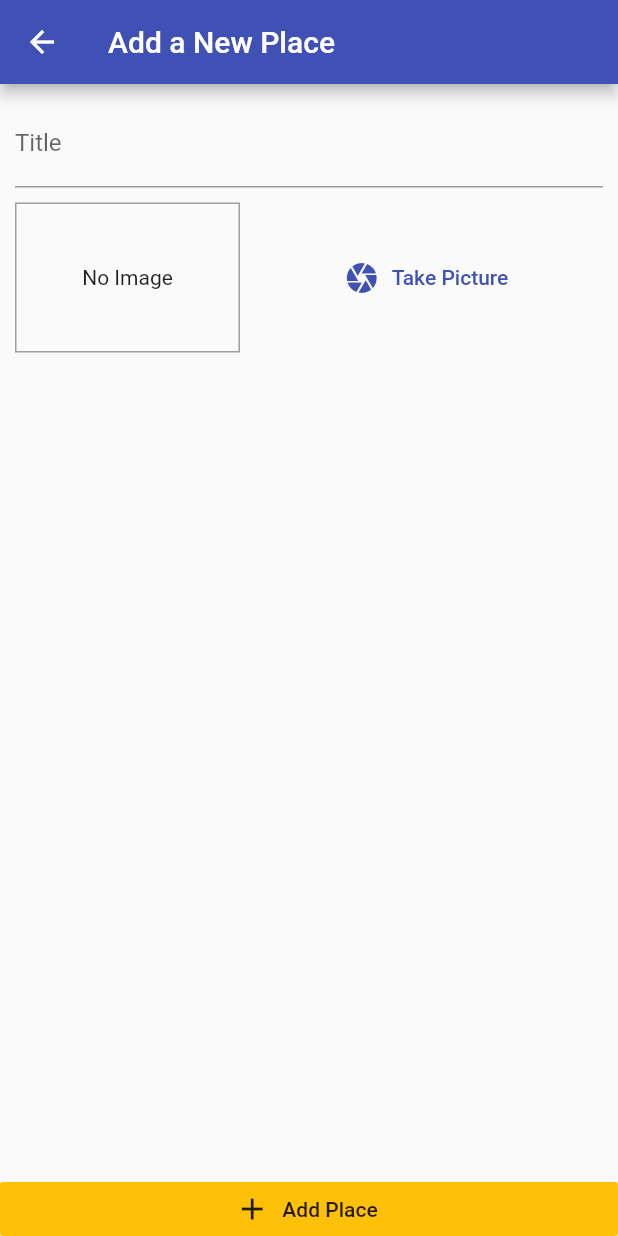
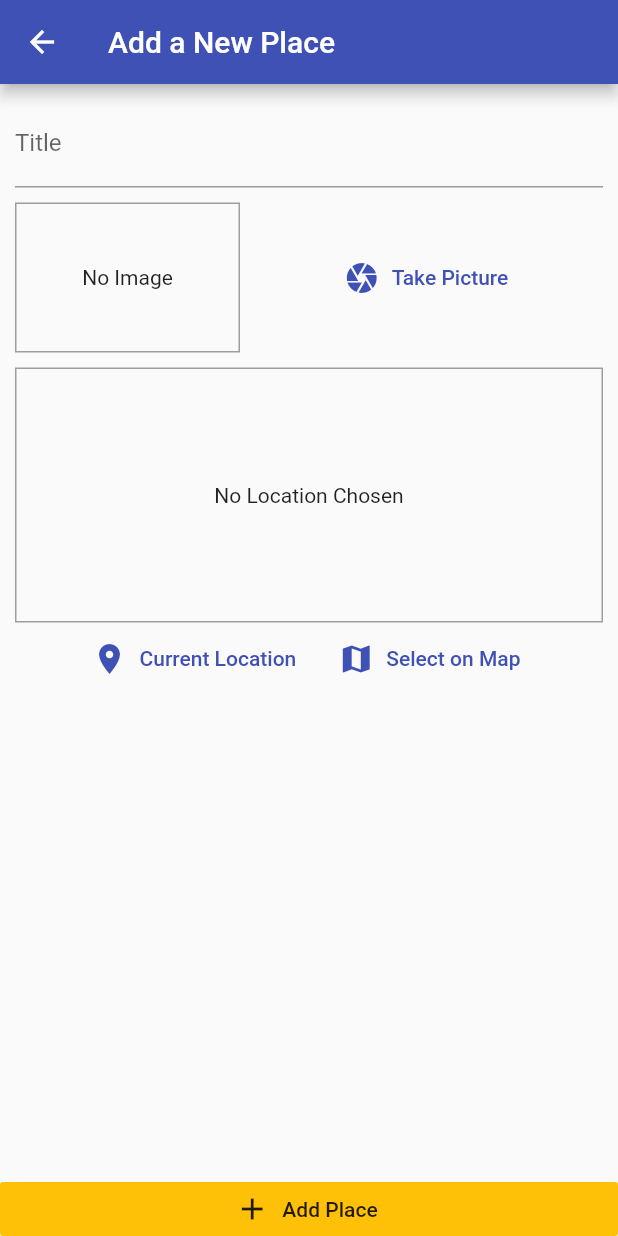
Before and after one commit to giacomoferlaino/flutter-places-tracker, a Flutter app: the AddPlacePage screen opened by its route, on a phone screen of 412 x 824 dp. Run offline on Flutter 3.47's test engine with Material 2 defaults, Android fonts, the phone set to English and light mode, and no system bars; our stand-ins replace get_it, image_picker, location, sqflite; accounts and stored records are empty.

Commit message:
feat: Added current location implementation in LocationInput widget

```diff
--- a/lib/main.dart
+++ b/lib/main.dart
@@ -1,6 +1,7 @@
 import 'dart:io';
 
 import 'package:flutter/material.dart';
+import 'package:flutter_places_tracker/services/location_service.dart';
 import 'package:get_it/get_it.dart';
 import 'package:path_provider/path_provider.dart';
 import 'package:provider/provider.dart';
@@ -23,6 +24,7 @@ Future<void> initServices() async {
     await dbService.init('places.db');
     return dbService;
   });
+  getIt.registerSingleton<LocationService>(LocationService());
 }
 
 void main() async {
--- a/lib/pages/add_place_page.dart
+++ b/lib/pages/add_place_page.dart
@@ -4,6 +4,7 @@ import 'package:flutter/material.dart';
 import 'package:provider/provider.dart';
 
 import '../widgets/image_input.dart';
+import '../widgets/location_input.dart';
 import '../providers/places.dart';
 
 class AddPlacePage extends StatefulWidget {
@@ -49,6 +50,8 @@ class _AddPlacePageState extends State<AddPlacePage> {
                     ),
                     SizedBox(height: 10),
                     ImageInput(_selectImage),
+                    SizedBox(height: 10),
+                    LocationInput(),
                   ],
                 ),
               ),
--- /dev/null
+++ b/lib/services/location_service.dart
@@ -0,0 +1,5 @@
+class LocationService {
+  String getLocationImagePath({double latitude, double longitude}) {
+    return 'assets/images/google_maps_preview.png';
+  }
+}
--- /dev/null
+++ b/lib/widgets/location_input.dart
@@ -0,0 +1,72 @@
+import 'package:flutter/material.dart';
+import 'package:flutter_places_tracker/services/location_service.dart';
+import 'package:get_it/get_it.dart';
+import 'package:location/location.dart';
+
+class LocationInput extends StatefulWidget {
+  @override
+  _LocationInputState createState() => _LocationInputState();
+}
+
+class _LocationInputState extends State<LocationInput> {
+  LocationService locationService = GetIt.instance.get<LocationService>();
+  String _previewImagePath;
+
+  Future<void> _getCurrentLocation() async {
+    final LocationData locationData = await Location().getLocation();
+    final String staticMapImagePath = locationService.getLocationImagePath(
+      latitude: locationData.latitude,
+      longitude: locationData.longitude,
+    );
+    setState(() {
+      _previewImagePath = staticMapImagePath;
+    });
+  }
+
+  @override
+  Widget build(BuildContext context) {
+    return Column(
+      children: [
+        Container(
+          height: 170,
+          width: double.infinity,
+          decoration: BoxDecoration(
+            border: Border.all(
+              width: 1,
+              color: Colors.grey,
+            ),
+          ),
+          child: _previewImagePath == null
+              ? Center(
+                  child: const Text(
+                    'No Location Chosen',
+                    textAlign: TextAlign.center,
+                  ),
+                )
+              : Image.asset(
+                  _previewImagePath,
+                  fit: BoxFit.cover,
+                  width: double.infinity,
+                ),
+        ),
+        Row(
+          mainAxisAlignment: MainAxisAlignment.center,
+          children: [
+            FlatButton.icon(
+              icon: Icon(Icons.location_on),
+              label: const Text('Current Location'),
+              textColor: Theme.of(context).primaryColor,
+              onPressed: _getCurrentLocation,
+            ),
+            FlatButton.icon(
+              icon: Icon(Icons.map),
+              label: const Text('Select on Map'),
+              textColor: Theme.of(context).primaryColor,
+              onPressed: () {},
+            ),
+          ],
+        ),
+      ],
+    );
+  }
+}
--- a/pubspec.yaml
+++ b/pubspec.yaml
@@ -49,8 +49,8 @@ flutter:
   # the material Icons class.
   uses-material-design: true
   # To add assets to your application, add an assets section, like this:
-  # assets:
-  #   - images/a_dot_burr.jpeg
+  assets:
+    - assets/images/google_maps_preview.png
   #   - images/a_dot_ham.jpeg
   # An image asset can refer to one or more resolution-specific "variants", see
   # https://flutter.dev/assets-and-images/#resolution-aware.
```
Also changed, not shown: assets/images/google_maps_preview.png (added).
